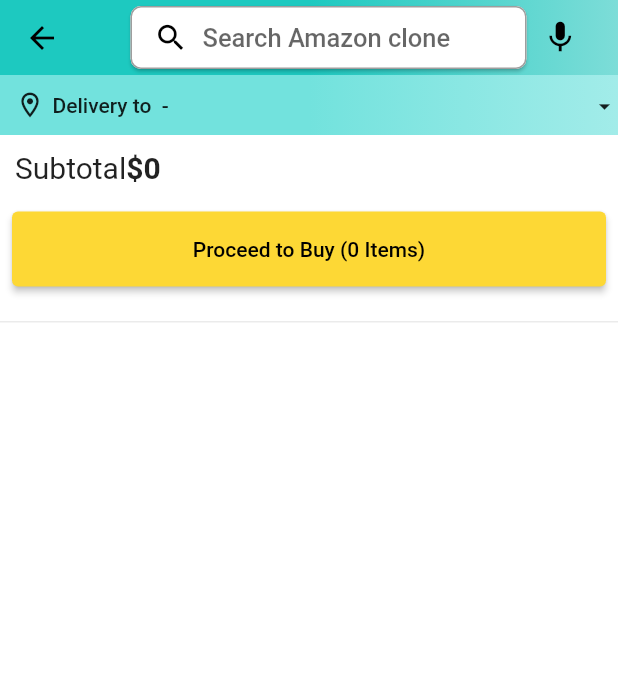
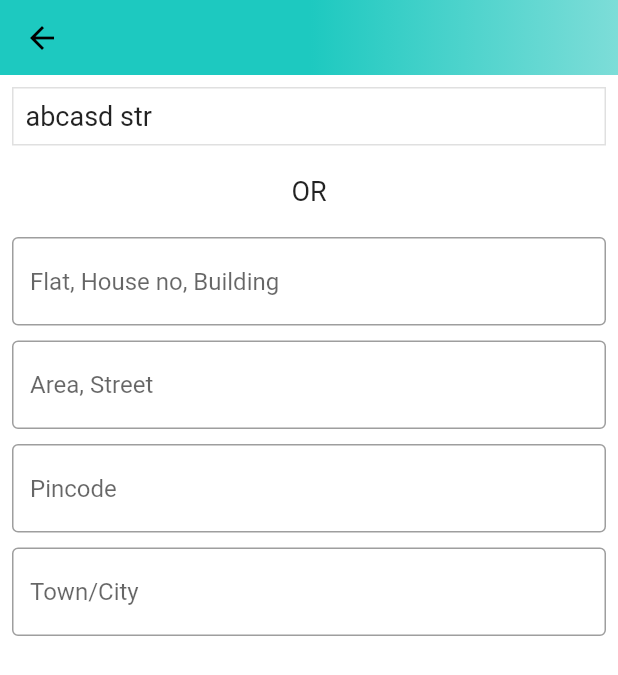
Before and after one commit to 217013277/flutter_amazon_clone, a Flutter app: the CartScreen screen opened directly, after a tap on an icon or button, on a phone screen of 412 x 824 dp. Shown: the top 675 px of the screen. Run offline on Flutter 3.47's test engine with Material 2 defaults, Android fonts, the phone set to English and light mode, and no system bars; our stand-ins replace badges, carousel_slider, dotted_border, file_picker, flutter_rating_bar, shared_preferences; missing offline and left inert: cloudinary_public; accounts and stored records are empty.

Commit message:
create address screen

```diff
--- /dev/null
+++ b/lib/features/address/screens/address_screen.dart
@@ -0,0 +1,109 @@
+import 'package:flutter/material.dart';
+import 'package:flutter_amazon_clone/provider/user_provider.dart';
+import 'package:provider/provider.dart';
+
+import '../../../common/widgets/custom_textfield.dart';
+import '../../../constants/global_variables.dart';
+
+class AddressScreen extends StatefulWidget {
+  static const String routeName = "/address";
+  const AddressScreen({super.key});
+
+  @override
+  State<AddressScreen> createState() => _AddressScreenState();
+}
+
+class _AddressScreenState extends State<AddressScreen> {
+  final _addressFormKey = GlobalKey<FormState>();
+
+  final TextEditingController _flatBuildingController = TextEditingController();
+  final TextEditingController _areaController = TextEditingController();
+  final TextEditingController _pincodeController = TextEditingController();
+  final TextEditingController _cityController = TextEditingController();
+
+  @override
+  void dispose() {
+    super.dispose();
+    _flatBuildingController.dispose();
+    _areaController.dispose();
+    _pincodeController.dispose();
+    _cityController.dispose();
+  }
+
+  @override
+  Widget build(BuildContext context) {
+    // var address = context.watch<UserProvider>().user.address;
+    var address = "abcasd str";
+    return Scaffold(
+      appBar: PreferredSize(
+        preferredSize: const Size.fromHeight(50),
+        child: AppBar(
+          flexibleSpace: Container(
+            decoration: const BoxDecoration(
+              gradient: GlobalVariables.appBarGradient,
+            ),
+          ),
+        ),
+      ),
+      body: SingleChildScrollView(
+        child: Padding(
+          padding: const EdgeInsets.all(8.0),
+          child: Column(
+            children: [
+              if (address.isNotEmpty)
+                Column(
+                  children: [
+                    Container(
+                      width: double.infinity,
+                      decoration: BoxDecoration(
+                        border: Border.all(color: Colors.black12),
+                      ),
+                      child: Padding(
+                        padding: const EdgeInsets.all(8.0),
+                        child: Text(
+                          address,
+                          style: const TextStyle(fontSize: 18),
+                        ),
+                      ),
+                    )
+                  ],
+                ),
+              const SizedBox(height: 20),
+              const Text(
+                "OR",
+                style: TextStyle(fontSize: 18),
+              ),
+              const SizedBox(height: 20),
+              Form(
+                key: _addressFormKey,
+                child: Column(
+                  children: [
+                    CustomTextField(
+                      controller: _flatBuildingController,
+                      hintText: "Flat, House no, Building",
+                    ),
+                    const SizedBox(height: 10),
+                    CustomTextField(
+                      controller: _areaController,
+                      hintText: "Area, Street",
+                    ),
+                    const SizedBox(height: 10),
+                    CustomTextField(
+                      controller: _pincodeController,
+                      hintText: "Pincode",
+                    ),
+                    const SizedBox(height: 10),
+                    CustomTextField(
+                      controller: _cityController,
+                      hintText: "Town/City",
+                    ),
+                  ],
+                ),
+              ),
+            ],
+          ),
+        ),
+      ),
+    );
+  }
+}
--- a/lib/features/cart/screens/cart_screen.dart
+++ b/lib/features/cart/screens/cart_screen.dart
@@ -1,5 +1,6 @@
 import 'package:flutter/material.dart';
 import 'package:flutter_amazon_clone/common/widgets/custom_button.dart';
+import 'package:flutter_amazon_clone/features/address/screens/address_screen.dart';
 import 'package:flutter_amazon_clone/features/cart/widgets/cart_product.dart';
 import 'package:flutter_amazon_clone/features/cart/widgets/cart_subtotal.dart';
 import 'package:flutter_amazon_clone/features/home/widgets/address_box.dart';
@@ -19,6 +20,10 @@
 class _CartScreenState extends State<CartScreen> {
   void navigateToSearchScreen(String query) {
     Navigator.pushNamed(context, SearchScreen.routeName, arguments: query);
+  }
+
+  void navigateToAddressScreen() {
+    Navigator.pushNamed(context, AddressScreen.routeName);
   }
 
   @override
@@ -107,7 +112,7 @@
             padding: const EdgeInsets.all(8.0),
             child: CustomButton(
               text: "Proceed to Buy (${user.cart.length} Items)",
-              onTap: () {},
+              onTap: navigateToAddressScreen,
               color: Colors.yellow[600],
             ),
           ),
--- a/lib/router.dart
+++ b/lib/router.dart
@@ -1,5 +1,6 @@
 import 'package:flutter/material.dart';
 import 'package:flutter_amazon_clone/common/widgets/bottom_bar.dart';
+import 'package:flutter_amazon_clone/features/address/screens/address_screen.dart';
 import 'package:flutter_amazon_clone/features/admin/screens/add_product_screen.dart';
 import 'package:flutter_amazon_clone/features/auth/screens/auth_screen.dart';
 import 'package:flutter_amazon_clone/features/home/screens/category_deals_screen.dart';
@@ -54,6 +55,11 @@
           product: product,
         ),
       );
+    case AddressScreen.routeName:
+      return MaterialPageRoute(
+        settings: routeSettings,
+        builder: (_) => const AddressScreen(),
+      );
     default:
       return MaterialPageRoute(
         settings: routeSettings,
```
